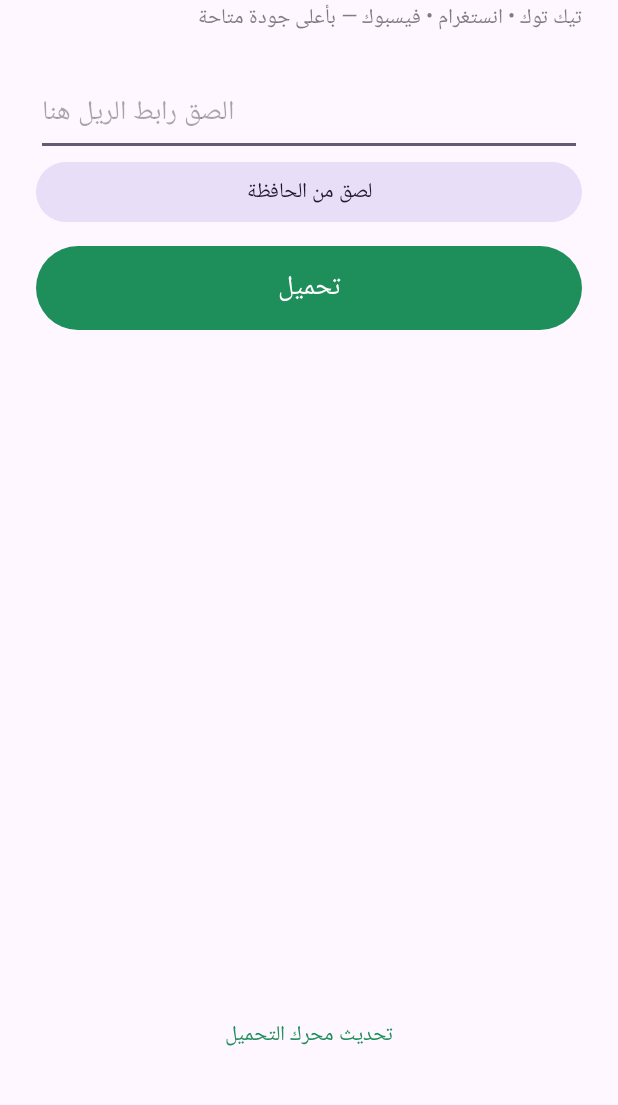
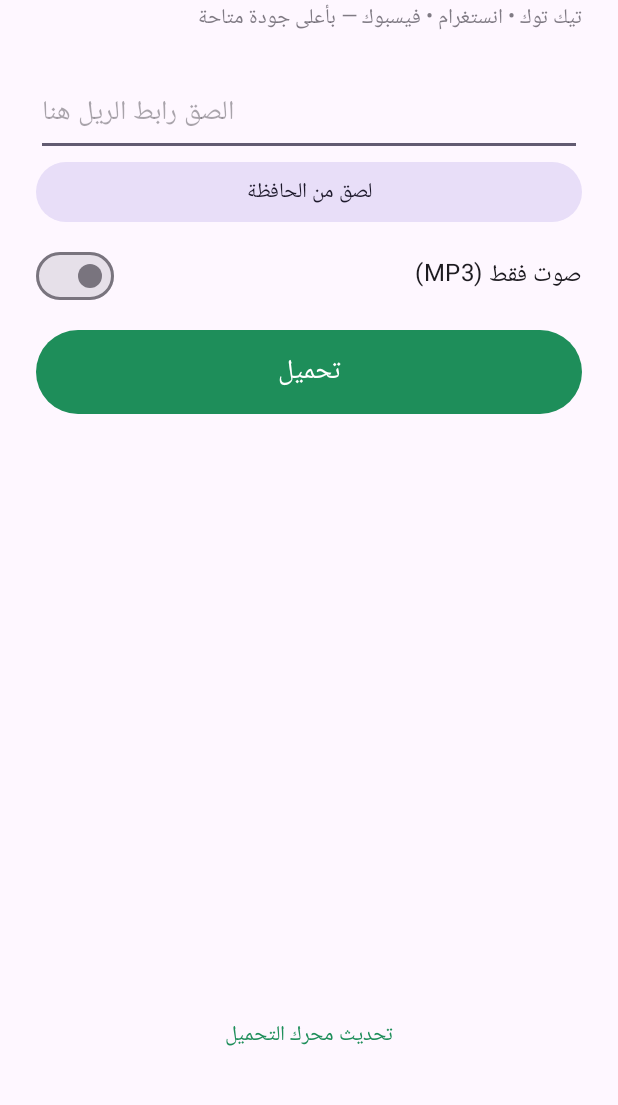
Before and after one commit to asern100/reelSaver, an Android app: the screen it shows after launch (MainActivity), on a phone screen of 412 x 824 dp, the part 129-1234 px from its top. Run offline under Robolectric (Android 15) with nearby library versions, the phone set to English and light mode, and no system bars; libraries missing offline, so code that uses them is left out: com.yausername.ffmpeg, com.yausername.youtubedl_android; 2 statements that could not run were skipped.

Commit message:
Add audio-only (MP3) option; fixed signing key for in-place updates
Co-Authored-By: Claude Opus 5.5 <noreply@anthropic.com>
Claude-Session: https://claude.ai/code/session_01BuXuvQSPE3Ab6oSGrNP9gb

```diff
--- a/app/src/main/java/com/asern/reelsaver/MainActivity.kt
+++ b/app/src/main/java/com/asern/reelsaver/MainActivity.kt
@@ -9,6 +9,7 @@ import android.os.Environment
 import android.provider.MediaStore
 import android.view.View
 import android.widget.Button
+import com.google.android.material.materialswitch.MaterialSwitch
 import android.widget.EditText
 import android.widget.ProgressBar
 import android.widget.TextView
@@ -29,6 +30,7 @@ class MainActivity : AppCompatActivity() {
     private lateinit var updateBtn: Button
     private lateinit var progress: ProgressBar
     private lateinit var status: TextView
+    private lateinit var audioOnly: MaterialSwitch
 
     private var busy = false
     private val processId = "reel-dl"
@@ -43,6 +45,16 @@ class MainActivity : AppCompatActivity() {
         updateBtn = findViewById(R.id.updateBtn)
         progress = findViewById(R.id.progress)
         status = findViewById(R.id.status)
+        audioOnly = findViewById(R.id.audioOnly)
+
+        // نتفكّر الاختيار حتى للمشاركة من التطبيقات الأخرى
+        val prefs = getSharedPreferences("settings", MODE_PRIVATE)
+        audioOnly.isChecked = prefs.getBoolean("audio_only", false)
+        audioOnly.setOnCheckedChangeListener { _, on ->
+            prefs.edit().putBoolean("audio_only", on).apply()
+            downloadBtn.text = getString(if (on) R.string.download_audio else R.string.download)
+        }
+        downloadBtn.text = getString(if (audioOnly.isChecked) R.string.download_audio else R.string.download)
 
         pasteBtn.setOnClickListener {
             val cm = getSystemService(CLIPBOARD_SERVICE) as ClipboardManager
@@ -79,6 +91,7 @@ class MainActivity : AppCompatActivity() {
         busy = true
         downloadBtn.text = getString(R.string.cancel)
         updateBtn.isEnabled = false
+        audioOnly.isEnabled = false
         progress.isIndeterminate = true
         progress.visibility = View.VISIBLE
         setStatus("نجهّز في التحميل…")
@@ -86,10 +99,19 @@ class MainActivity : AppCompatActivity() {
         lifecycleScope.launch {
             val tmp = File(cacheDir, "dl").apply { deleteRecursively(); mkdirs() }
             try {
+                val audio = audioOnly.isChecked
                 val request = YoutubeDLRequest(url).apply {
-                    // أفضل فيديو + أفضل صوت، وإلا أفضل ملف جاهز
-                    addOption("-f", "bv*+ba/b")
-                    addOption("--merge-output-format", "mp4")
+                    if (audio) {
+                        // الصوت فقط، أعلى جودة، محوّل لـ MP3
+                        addOption("-f", "ba/b")
+                        addOption("-x")
+                        addOption("--audio-format", "mp3")
+                        addOption("--audio-quality", "0")
+                    } else {
+                        // أفضل فيديو + أفضل صوت، وإلا أفضل ملف جاهز
+                        addOption("-f", "bv*+ba/b")
+                        addOption("--merge-output-format", "mp4")
+                    }
                     addOption("--no-mtime")
                     addOption("-o", tmp.absolutePath + "/%(extractor)s_%(id)s.%(ext)s")
                 }
@@ -115,8 +137,9 @@ class MainActivity : AppCompatActivity() {
             } finally {
                 tmp.deleteRecursively()
                 busy = false
-                downloadBtn.text = getString(R.string.download)
+                downloadBtn.text = getString(if (audioOnly.isChecked) R.string.download_audio else R.string.download)
                 updateBtn.isEnabled = true
+                audioOnly.isEnabled = true
                 progress.visibility = View.GONE
             }
         }
@@ -134,6 +157,8 @@ class MainActivity : AppCompatActivity() {
             "jpg", "jpeg" -> "image/jpeg"
             "png" -> "image/png"
             "m4a" -> "audio/mp4"
+            "mp3" -> "audio/mpeg"
+            "opus", "ogg" -> "audio/ogg"
             else -> "application/octet-stream"
         }
         if (Build.VERSION.SDK_INT >= Build.VERSION_CODES.Q) {
--- a/app/src/main/res/layout/activity_main.xml
+++ b/app/src/main/res/layout/activity_main.xml
@@ -42,6 +42,14 @@
             android:layout_height="wrap_content"
             android:text="@string/paste" />
 
+        <com.google.android.material.materialswitch.MaterialSwitch
+            android:id="@+id/audioOnly"
+            android:layout_width="match_parent"
+            android:layout_height="wrap_content"
+            android:layout_marginTop="8dp"
+            android:text="@string/audio_only"
+            android:textSize="16sp" />
+
         <Button
             android:id="@+id/downloadBtn"
             android:layout_width="match_parent"
--- a/app/src/main/res/values/strings.xml
+++ b/app/src/main/res/values/strings.xml
@@ -4,6 +4,8 @@
     <string name="hint">الصق رابط الريل هنا</string>
     <string name="paste">لصق من الحافظة</string>
     <string name="download">تحميل</string>
+    <string name="download_audio">تحميل الصوت 🎵</string>
+    <string name="audio_only">صوت فقط (MP3)</string>
     <string name="cancel">إلغاء</string>
     <string name="update">تحديث محرك التحميل</string>
 </resources>
```
Also changed, not shown: app/build.gradle.kts (+12 -2 lines), 2 other files.
